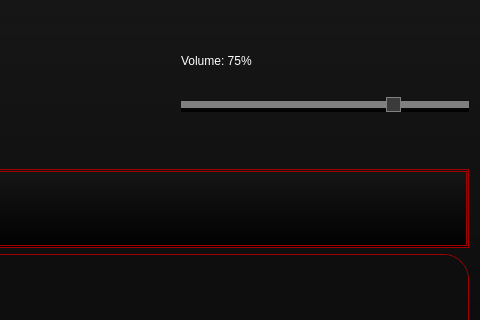
Qt form src/View/MainWindow/mainwindow.ui (Flone-dnb/BloodyPlayer) before a commit; both pictures show x 705 to 1185 and y 0 to 320 of the 1185 by 714 pixel window.
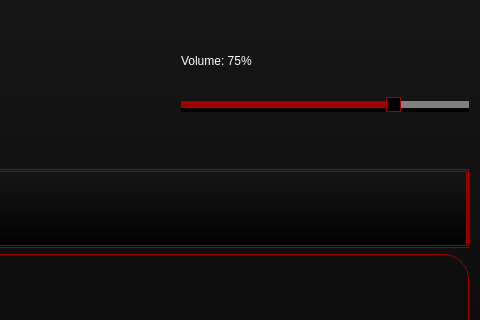
The same form after that commit. Icons and pictures are not drawn. Custom widgets are drawn as their Qt base class.

Commit message: Removed volume slider returns to the 75% after the tracklist was cleared.

Patch:
```diff
--- a/src/View/MainWindow/mainwindow.ui
+++ b/src/View/MainWindow/mainwindow.ui
@@ -1414,7 +1414,7 @@
         <item>
          <widget class="QSlider" name="horizontalSlider">
           <property name="enabled">
-           <bool>false</bool>
+           <bool>true</bool>
           </property>
           <property name="styleSheet">
            <string notr="true">QSlider::handle
```
Left out of the diff: 6 changed lines with no effect on the pictures. The commit also changes 4 other files.
